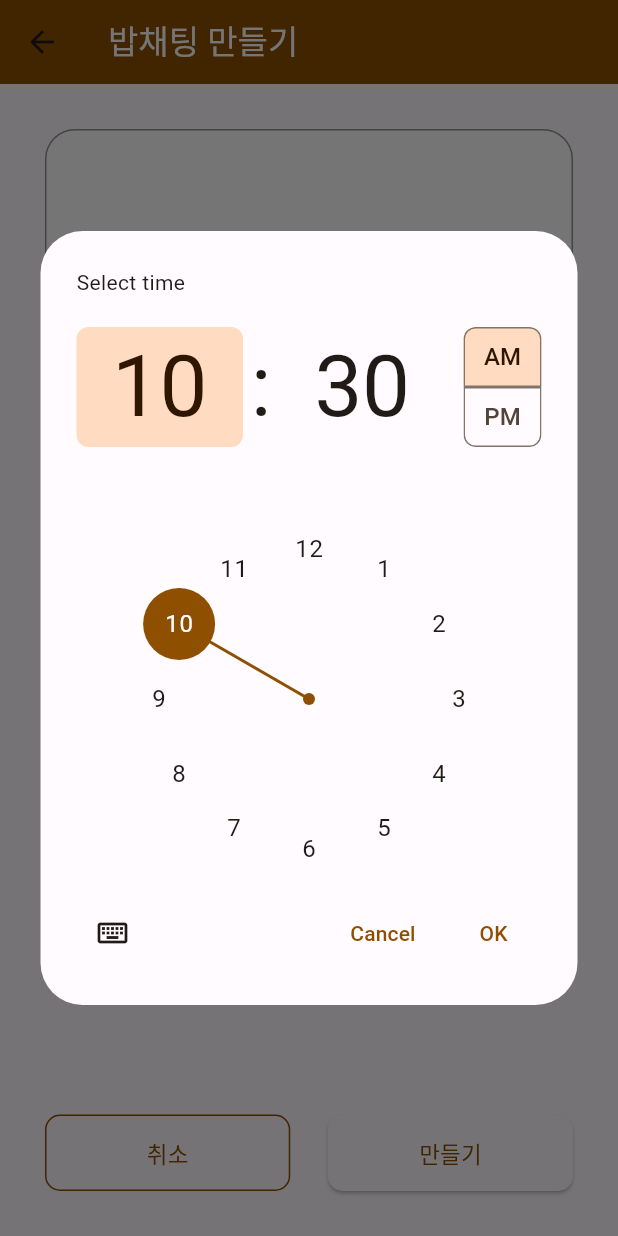
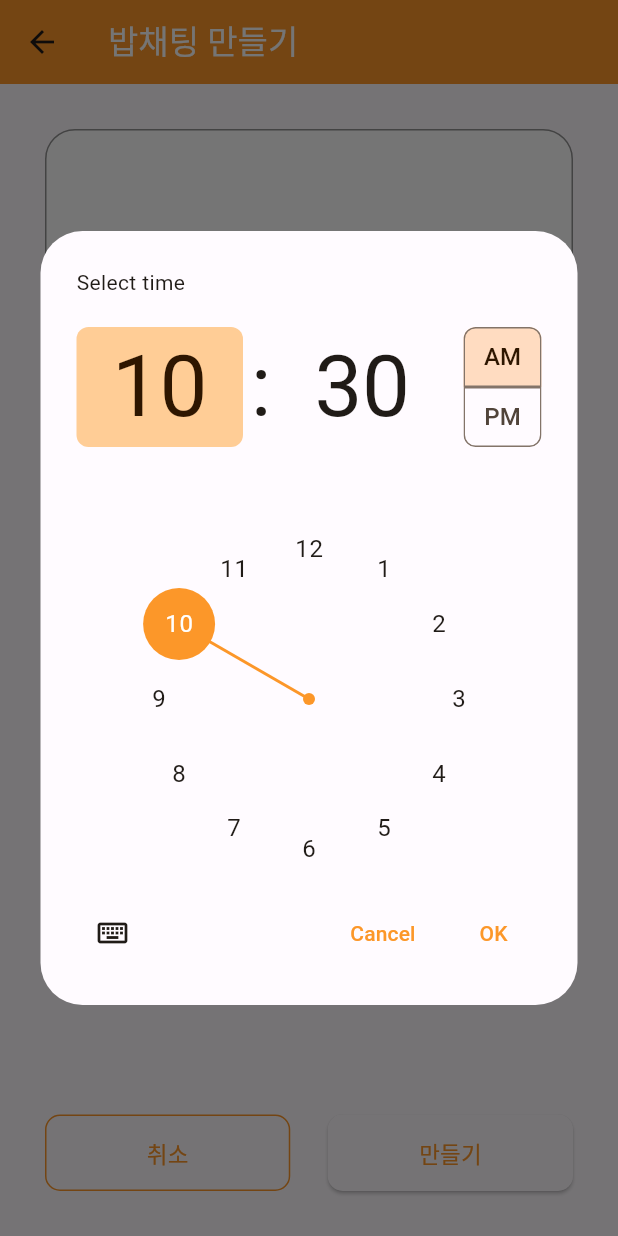
Before and after one commit to Han-Bab/HanBab, a Flutter app: the AddPage screen opened directly, after a tap on "주문 예정 시간을 설정해주세요", on a phone screen of 412 x 824 dp. Run offline on Flutter 3.47's test engine with Material 2 defaults, Android fonts, the phone set to English and light mode, and no system bars; our stand-ins replace cloud_firestore, firebase_auth, firebase_core, firebase_storage, google_sign_in; accounts and stored records are empty; network calls fail.

Commit message:
임시저장

```diff
--- a/lib/color_schemes.dart
+++ b/lib/color_schemes.dart
@@ -2,11 +2,11 @@ import 'package:flutter/material.dart';
 
 const lightColorScheme = ColorScheme(
   brightness: Brightness.light,
-  primary: Color(0xFF8E4F00),
+  primary: Color(0xFFFC9729),
   onPrimary: Color(0xFFFFFFFF),
-  primaryContainer: Color(0xFFFFDCC1),
+  primaryContainer: Color(0xFFFFCD96),
   onPrimaryContainer: Color(0xFF2E1600),
-  secondary: Color(0xFF735943),
+  secondary: Color(0xFFFFB255),
   onSecondary: Color(0xFFFFFFFF),
   secondaryContainer: Color(0xFFFFDCC1),
   onSecondaryContainer: Color(0xFF2A1706),
```
